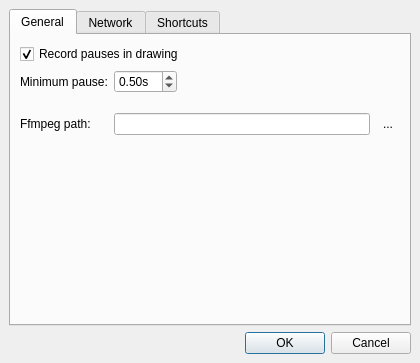
The window that src/client/ui/settings.ui (drawpile/Drawpile) describes before a commit, drawn with Qt 5.
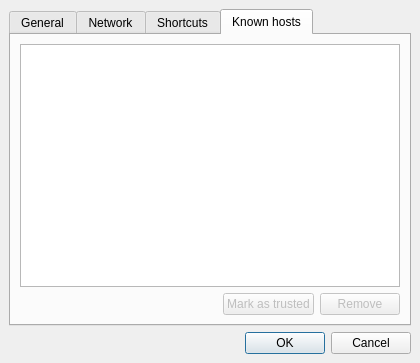
The same window after the commit. The open tabs and pages were chosen to show the change. Icons and pictures are not drawn.

```diff
--- a/src/client/ui/settings.ui
+++ b/src/client/ui/settings.ui
@@ -309,6 +309,64 @@
        </item>
       </layout>
      </widget>
+     <widget class="QWidget" name="tab_4">
+      <attribute name="title">
+       <string>Known hosts</string>
+      </attribute>
+      <layout class="QVBoxLayout" name="verticalLayout">
+       <item>
+        <widget class="QListWidget" name="knownHostList">
+         <property name="selectionMode">
+          <enum>QAbstractItemView::ExtendedSelection</enum>
+         </property>
+         <property name="sortingEnabled">
+          <bool>true</bool>
+         </property>
+        </widget>
+       </item>
+       <item>
+        <layout class="QHBoxLayout" name="horizontalLayout_2">
+         <item>
+          <spacer name="horizontalSpacer">
+           <property name="orientation">
+            <enum>Qt::Horizontal</enum>
+           </property>
+           <property name="sizeHint" stdset="0">
+            <size>
+             <width>40</width>
+             <height>20</height>
+            </size>
+           </property>
+          </spacer>
+         </item>
+         <item>
+          <widget class="QPushButton" name="trustKnownHosts">
+           <property name="enabled">
+            <bool>false</bool>
+           </property>
+           <property name="text">
+            <string>Mark as trusted</string>
+           </property>
+           <property name="icon">
+            <iconset theme="security-high" resource="resources.qrc">
+             <normaloff>:/icons/security-high.png</normaloff>:/icons/security-high.png</iconset>
+           </property>
+          </widget>
+         </item>
+         <item>
+          <widget class="QPushButton" name="removeKnownHosts">
+           <property name="enabled">
+            <bool>false</bool>
+           </property>
+           <property name="text">
+            <string>Remove</string>
+           </property>
+          </widget>
+         </item>
+        </layout>
+       </item>
+      </layout>
+     </widget>
     </widget>
    </item>
    <item>
```
